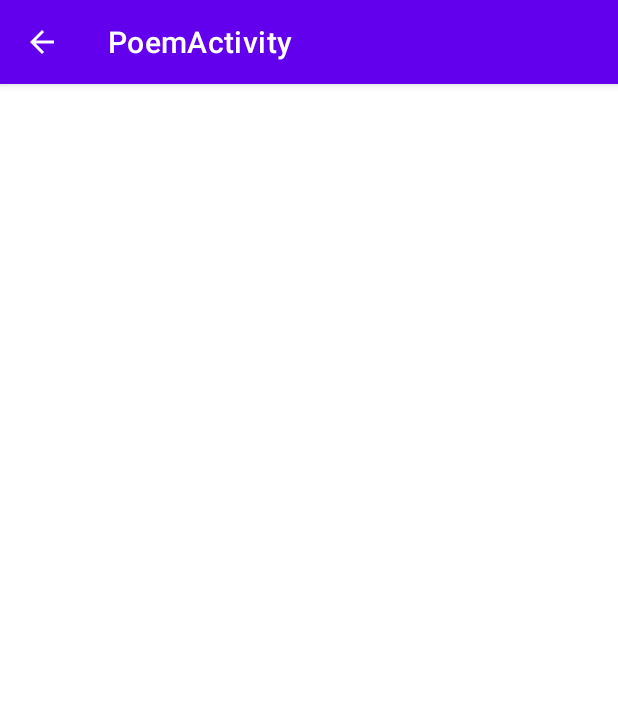
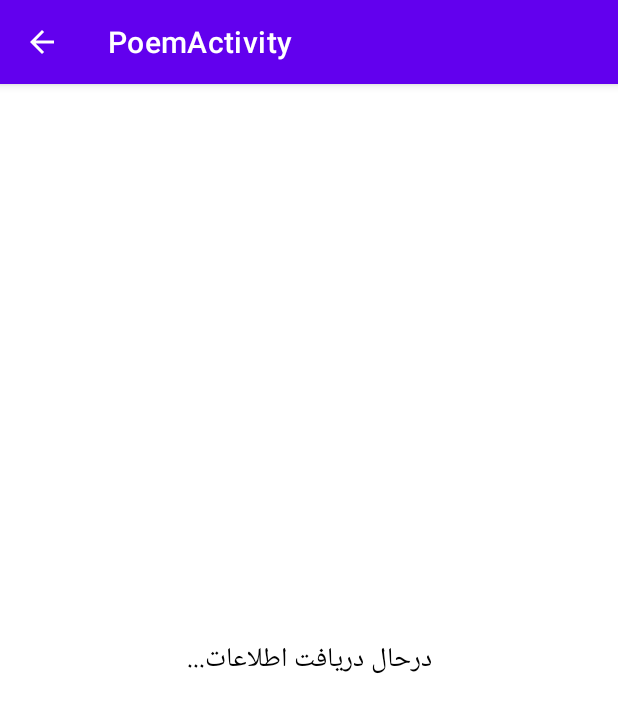
Before and after one commit to NargesMohamadAmiri/Faal, an Android app: the PoemActivity screen opened directly, with no data from a screen before it, on a phone screen of 412 x 824 dp. Shown: the top 712 px of the screen. Run offline under Robolectric (Android 15) with nearby library versions, the phone set to English and light mode, and no system bars; 1 statement that could not run was skipped.

Commit message:
11-Update textView in poem layout

```diff
--- a/app/src/main/res/layout/activity_poem.xml
+++ b/app/src/main/res/layout/activity_poem.xml
@@ -22,6 +22,6 @@
             app:layout_constraintEnd_toEndOf="parent"
             app:layout_constraintStart_toStartOf="parent"
             app:layout_constraintTop_toTopOf="parent"
-            tools:text="دوستان وقت گل آن به که به عشرت کوشیم\r\nسخن اهل دل است این و به جان بنیوشیم\r\nنیست در کس کرم و وقت طرب می گذرد\r\nچاره آن است که سجاده به می بفروشیم\r\nخوش هواییست فرح بخش خدایا بفرست\r\nنازنینی که به رویش می گلگون نوشیم\r\nارغنون ساز فلک رهزن اهل هنر است\r\nچون از این غصه ننالیم و چرا نخروشیم\r\nگل به جوش آمد و از می نزدیمش آبی\r\nلاجرم ز آتش حرمان و هوس می جوشیم\r\nمی کشیم از قدح لاله شرابی موهوم\r\nچشم بد دور که بی مطرب و می مدهوشیم\r\nحافظ این حال عجب با که توان گفت که ما\r\nبلبلانیم که در موسم گل خاموشیم" />
+            android:text="درحال دریافت اطلاعات..."/>
     </androidx.constraintlayout.widget.ConstraintLayout>
 </androidx.core.widget.NestedScrollView>
```
